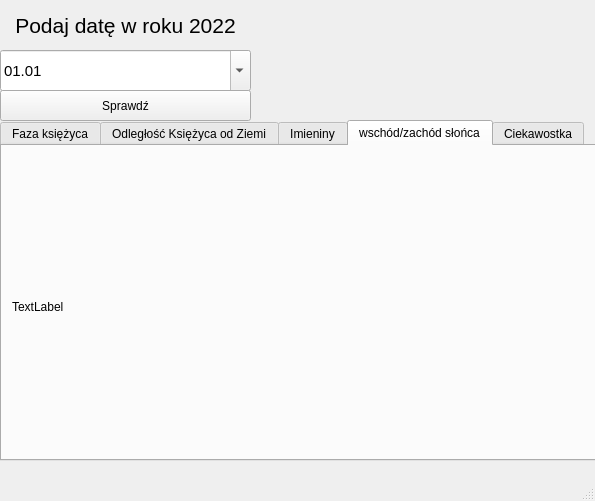
Above: mainwindow.ui from Marxin00/Interactive-Calendar-2022 before the change. Below: the same form after it.
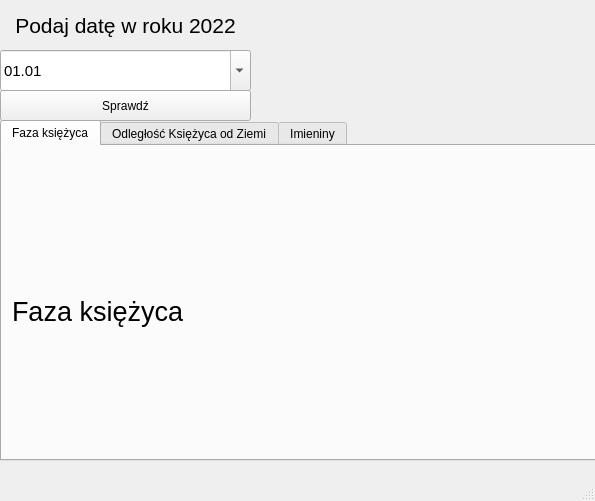
That is the form after the change. The open tabs and pages were chosen to show the change.

Patch:
```diff
--- a/mainwindow.ui
+++ b/mainwindow.ui
@@ -183,29 +183,6 @@
       </property>
      </widget>
     </widget>
-    <widget class="QWidget" name="tab_4">
-     <attribute name="title">
-      <string>wschód/zachód słońca</string>
-     </attribute>
-     <widget class="QLabel" name="label_4">
-      <property name="geometry">
-       <rect>
-        <x>10</x>
-        <y>10</y>
-        <width>581</width>
-        <height>301</height>
-       </rect>
-      </property>
-      <property name="text">
-       <string>TextLabel</string>
-      </property>
-     </widget>
-    </widget>
-    <widget class="QWidget" name="tab_5">
-     <attribute name="title">
-      <string>Ciekawostka</string>
-     </attribute>
-    </widget>
    </widget>
   </widget>
   <widget class="QMenuBar" name="menubar">
```
Left out of the diff: 4 changed lines with no effect on the pictures.
